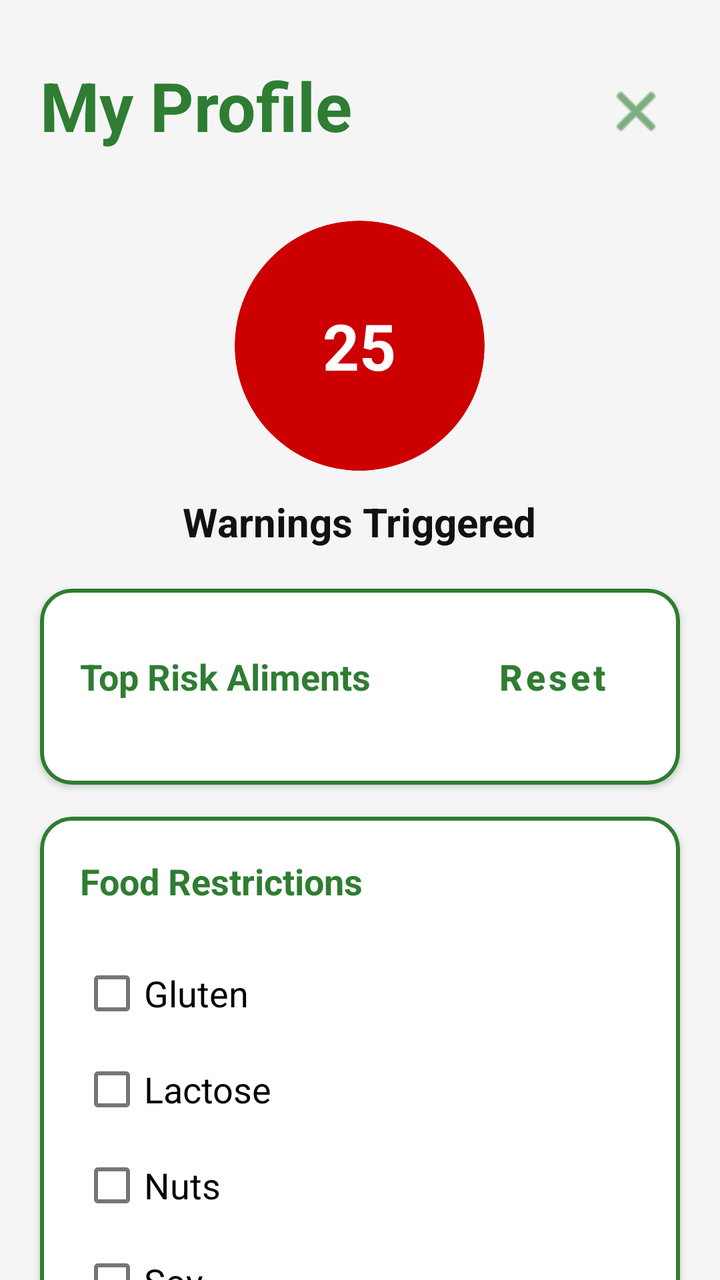
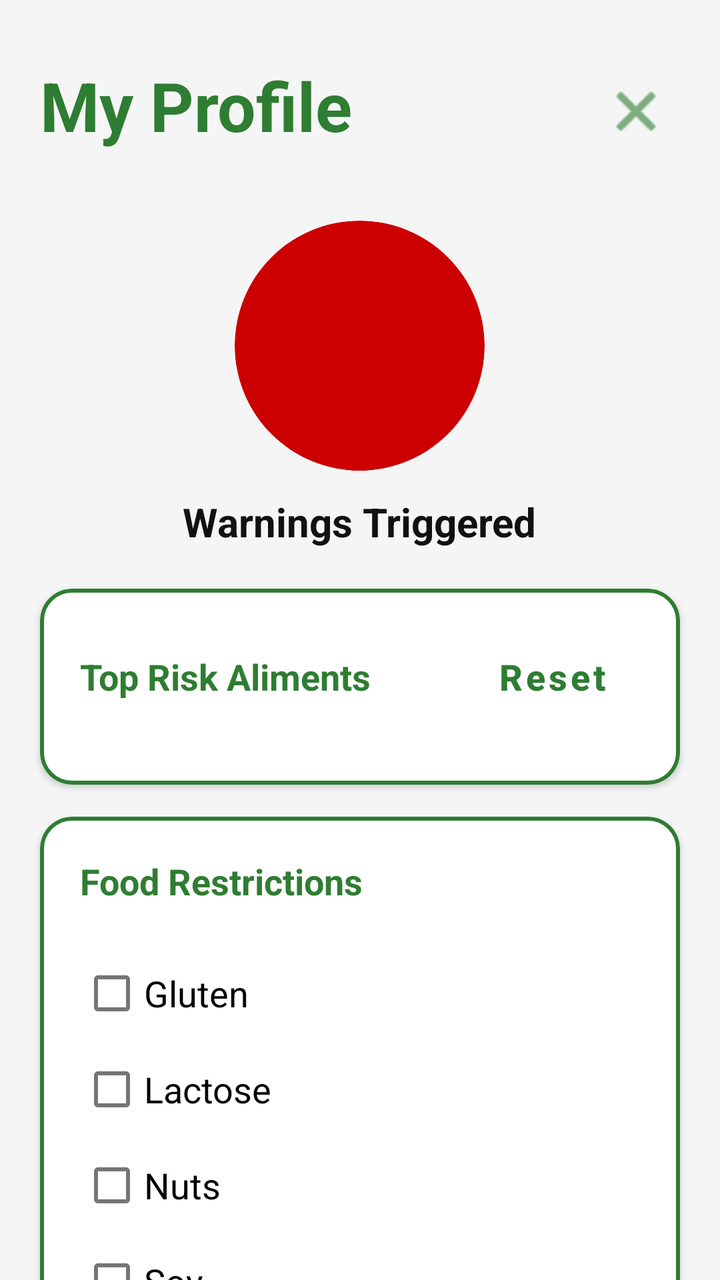

The first picture is an Android layout as it rendered before a commit; the second is the same layout after the commit. The layout source and the unified diff follow.
<!-- AndroidManifest.xml: application theme Theme.SafelystApp -->
<!-- res/layout/user_profile.xml -->
<androidx.coordinatorlayout.widget.CoordinatorLayout xmlns:android="http://schemas.android.com/apk/res/android"    xmlns:app="http://schemas.android.com/apk/res-auto"
    android:layout_width="match_parent"
    android:layout_height="match_parent"
    android:background="#F5F5F5">

    <androidx.core.widget.NestedScrollView
        android:layout_width="match_parent"
        android:layout_height="wrap_content">

        <LinearLayout
            android:layout_width="match_parent"
            android:layout_height="wrap_content"
            android:orientation="vertical">

            <RelativeLayout
                android:layout_width="match_parent"
                android:layout_height="wrap_content"
                android:paddingTop="30dp"
                android:paddingBottom="20dp"
                android:paddingHorizontal="20dp">

                <TextView
                    android:id="@+id/profileTitleTextView"
                    android:layout_width="wrap_content"
                    android:layout_height="wrap_content"
                    android:text="My Profile"
                    android:textColor="#2E7D32"
                    android:textStyle="bold"
                    android:textSize="34sp"/>

                <ImageButton
                    android:id="@+id/profileCloseButton"
                    android:layout_width="44dp"
                    android:layout_height="44dp"
                    android:layout_alignParentEnd="true"
                    android:paddingTop="7dp"
                    android:src="@android:drawable/ic_menu_close_clear_cancel"
                    android:background="?attr/selectableItemBackgroundBorderless"
                    app:tint="#2E7D32" />

            </RelativeLayout>


            <LinearLayout
                android:layout_width="match_parent"
                android:layout_height="wrap_content"
                android:gravity="center"
                android:orientation="vertical"
                android:paddingBottom="20dp"
                android:paddingTop="15dp">

                <androidx.cardview.widget.CardView
                    android:layout_width="125dp"
                    android:layout_height="125dp"
                    app:cardCornerRadius="62.5dp"
                    app:cardElevation="0dp"
                    android:backgroundTint="@android:color/holo_red_dark">

                    <TextView
                        android:id="@+id/warningCountTextView"
                        android:layout_width="match_parent"
                        android:layout_height="match_parent"
                        android:gravity="center"
                        android:text="25"
                        android:textColor="#FFFFFF"
                        android:textSize="32sp"
                        android:textStyle="bold" />
                </androidx.cardview.widget.CardView>

                <TextView
                    android:layout_width="wrap_content"
                    android:layout_height="wrap_content"
                    android:layout_marginTop="12dp"
                    android:text="Warnings Triggered"
                    android:textColor="#111111"
                    android:textSize="20sp"
                    android:textStyle="bold" />

            </LinearLayout>

            <com.google.android.material.card.MaterialCardView
                android:layout_width="match_parent"
                android:layout_height="wrap_content"
                android:layout_marginHorizontal="20dp"
                android:layout_marginBottom="16dp"
                app:cardCornerRadius="16dp"
                app:cardElevation="2dp"
                app:strokeColor="#2E7D32"
                app:strokeWidth="2dp"
                app:cardBackgroundColor="#FFFFFF">

                <LinearLayout
                    android:layout_width="match_parent"
                    android:layout_height="wrap_content"
                    android:orientation="vertical">

                    <LinearLayout
                        android:layout_width="match_parent"
                        android:layout_height="wrap_content"
                        android:gravity="center_vertical"
                        android:orientation="horizontal"
                        android:padding="20dp">

                        <TextView
                            android:layout_width="0dp"
                            android:layout_height="wrap_content"
                            android:layout_weight="1"
                            android:text="Top Risk Aliments"
                            android:textColor="#2E7D32"
                            android:textSize="18dp"
                            android:textStyle="bold"/>

                        <Button
                            android:id="@+id/resetWarningsButton"
                            android:layout_width="wrap_content"
                            android:layout_height="wrap_content"
                            android:text="Reset"
                            android:textAllCaps="false"
                            android:textStyle="bold"
                            android:textSize="18sp"
                            android:textColor="#2E7D32"
                            android:background="?attr/selectableItemBackgroundBorderless" />

                    </LinearLayout>

                    <LinearLayout
                        android:layout_width="match_parent"
                        android:layout_height="wrap_content"
                        android:orientation="vertical"
                        android:paddingHorizontal="20dp"
                        android:paddingBottom="10dp">

                        <androidx.recyclerview.widget.RecyclerView
                            android:id="@+id/recyclerViewItems"
                            android:layout_width="match_parent"
                            android:layout_height="wrap_content"
                            android:nestedScrollingEnabled="false" />

                    </LinearLayout>

                    <LinearLayout
                        android:id="@+id/emptyRiskProductLayout"
                        android:layout_width="match_parent"
                        android:layout_height="wrap_content"
                        android:gravity="center"
                        android:orientation="vertical"
                        android:visibility="gone">

                        <ImageView
                            android:layout_width="80dp"
                            android:layout_height="80dp"
                            android:layout_marginBottom="10dp"
                            android:src="@drawable/ic_info_no_risk_product"/>

                        <TextView
                            android:layout_width="wrap_content"
                            android:layout_height="wrap_content"
                            android:text="No risk products to be blamed!"
                            android:textAlignment="center"
                            android:textColor="#111111"
                            android:textSize="18sp"
                            android:paddingBottom="20dp"/>
                    </LinearLayout>

                </LinearLayout>
            </com.google.android.material.card.MaterialCardView>

            <com.google.android.material.card.MaterialCardView
                android:layout_width="match_parent"
                android:layout_height="wrap_content"
                android:layout_marginHorizontal="20dp"
                android:layout_marginBottom="16dp"
                app:cardCornerRadius="16dp"
                app:cardElevation="2dp"
                app:strokeColor="#2E7D32"
                app:strokeWidth="2dp">

                <LinearLayout
                    android:layout_width="match_parent"
                    android:layout_height="wrap_content"
                    android:orientation="vertical">

                    <LinearLayout
                        android:layout_width="match_parent"
                        android:layout_height="wrap_content"
                        android:gravity="center_vertical"
                        android:padding="20dp">
                        
                        <TextView
                            android:layout_width="0dp"
                            android:layout_height="wrap_content"
                            android:layout_weight="1"
                            android:text="Food Restrictions"
                            android:textColor="#2E7D32"
                            android:textSize="18dp"
                            android:textStyle="bold"/>

                    </LinearLayout>

                    <LinearLayout
                        android:layout_width="match_parent"
                        android:layout_height="wrap_content"
                        android:orientation="vertical"
                        android:paddingHorizontal="20dp"
                        android:paddingBottom="20dp">

                        <CheckBox
                            android:id="@+id/glutenCheckbox"
                            android:layout_width="match_parent"
                            android:layout_height="wrap_content"
                            android:textSize="18sp"
                            android:text="Gluten" />

                        <CheckBox
                            android:id="@+id/lactoseCheckbox"
                            android:layout_width="match_parent"
                            android:layout_height="wrap_content"
                            android:textSize="18sp"
                            android:text="Lactose" />

                        <CheckBox
                            android:id="@+id/nutsCheckbox"
                            android:layout_width="match_parent"
                            android:layout_height="wrap_content"
                            android:textSize="18sp"
                            android:text="Nuts" />

                        <CheckBox
                            android:id="@+id/soyCheckbox"
                            android:layout_width="match_parent"
                            android:layout_height="wrap_content"
                            android:textSize="18sp"
                            android:text="Soy" />

                        <CheckBox
                            android:id="@+id/eggsCheckbox"
                            android:layout_width="match_parent"
                            android:layout_height="wrap_content"
                            android:textSize="18sp"
                            android:text="Eggs" />

                        <CheckBox
                            android:id="@+id/fishCheckbox"
                            android:layout_width="match_parent"
                            android:layout_height="wrap_content"
                            android:textSize="18sp"
                            android:text="Fish" />

                    </LinearLayout>
                </LinearLayout>
            </com.google.android.material.card.MaterialCardView>


            <com.google.android.material.card.MaterialCardView
                android:layout_width="match_parent"
                android:layout_height="wrap_content"
                android:layout_marginHorizontal="20dp"
                android:layout_marginBottom="16dp"
                app:cardCornerRadius="16dp"
                app:cardElevation="2dp"
                app:strokeColor="#2E7D32"
                app:strokeWidth="2dp">

                <LinearLayout
                    android:layout_width="match_parent"
                    android:layout_height="wrap_content"
                    android:orientation="vertical">

                    <LinearLayout
                        android:layout_width="match_parent"
                        android:layout_height="wrap_content"
                        android:gravity="center_vertical"
                        android:padding="20dp">

                        <TextView
                            android:layout_width="0dp"
                            android:layout_height="wrap_content"
                            android:layout_weight="1"
                            android:text="Medical Conditions"
                            android:textColor="#2E7D32"
                            android:textSize="18dp"
                            android:textStyle="bold"/>

                    </LinearLayout>

                    <LinearLayout
                        android:layout_width="match_parent"
                        android:layout_height="wrap_content"
                        android:orientation="vertical"
                        android:paddingHorizontal="20dp"
                        android:paddingBottom="20dp">

                        <CheckBox
                            android:id="@+id/diabetesCheckbox"
                            android:layout_width="match_parent"
                            android:layout_height="wrap_content"
                            android:textSize="18sp"
                            android:text="Diabetes" />

                        <CheckBox
                            android:id="@+id/hypertensionCheckbox"
                            android:layout_width="match_parent"
                            android:layout_height="wrap_content"
                            android:textSize="18sp"
                            android:text="Hypertension" />

                        <CheckBox
                            android:id="@+id/cholesterolCheckbox"
                            android:layout_width="match_parent"
                            android:layout_height="wrap_content"
                            android:textSize="18sp"
                            android:text="Cholesterol" />

                        <CheckBox
                            android:id="@+id/celiacCheckbox"
                            android:layout_width="match_parent"
                            android:layout_height="wrap_content"
                            android:textSize="18sp"
                            android:text="Celiac" />

                    </LinearLayout>
                </LinearLayout>
            </com.google.android.material.card.MaterialCardView>


            <Button
                android:id="@+id/saveButton"
                android:layout_width="match_parent"
                android:layout_height="wrap_content"
                android:layout_marginHorizontal="20dp"
                android:text="Save"
                android:textSize="18sp"
                android:backgroundTint="#2E7D32"
                android:layout_marginBottom="15dp"/>
        </LinearLayout>
    </androidx.core.widget.NestedScrollView>
</androidx.coordinatorlayout.widget.CoordinatorLayout>
<!-- resources referenced by this layout -->
<resources>
  <!-- drawable ic_info_no_risk_product (drawable) -->
  <vector android:height="24dp" android:tint="#2E7D32"
      android:viewportHeight="24" android:viewportWidth="24"
      android:width="24dp" xmlns:android="http://schemas.android.com/apk/res/android">
      <path android:fillColor="@android:color/white" android:pathData="M12,2C6.48,2 2,6.48 2,12s4.48,10 10,10 10,-4.48 10,-10S17.52,2 12,2zM13,17h-2v-6h2v6zM13,9h-2L11,7h2v2z"/>
  </vector>
  <style name="Theme.SafelystApp" parent="Theme.MaterialComponents.DayNight.DarkActionBar">
          
          <item name="colorPrimary">@color/purple_500</item>
          <item name="colorPrimaryVariant">@color/purple_700</item>
          <item name="colorOnPrimary">@color/white</item>
          
          <item name="colorSecondary">@color/teal_200</item>
          <item name="colorSecondaryVariant">@color/teal_700</item>
          <item name="colorOnSecondary">@color/black</item>
          
          <item name="android:statusBarColor">?attr/colorPrimaryVariant</item>
          
      </style>
  <color name="purple_500">#FF6200EE</color>
  <color name="purple_700">#FF3700B3</color>
  <color name="white">#FFFFFFFF</color>
  <color name="teal_200">#FF03DAC5</color>
  <color name="teal_700">#FF018786</color>
  <color name="black">#FF000000</color>
</resources>

<!-- the commit's change to res/layout/user_profile.xml (unified diff, before → after) -->
@@ -61,7 +61,6 @@
                         android:layout_width="match_parent"
                         android:layout_height="match_parent"
                         android:gravity="center"
-                        android:text="25"
                         android:textColor="#FFFFFF"
                         android:textSize="32sp"
                         android:textStyle="bold" />
